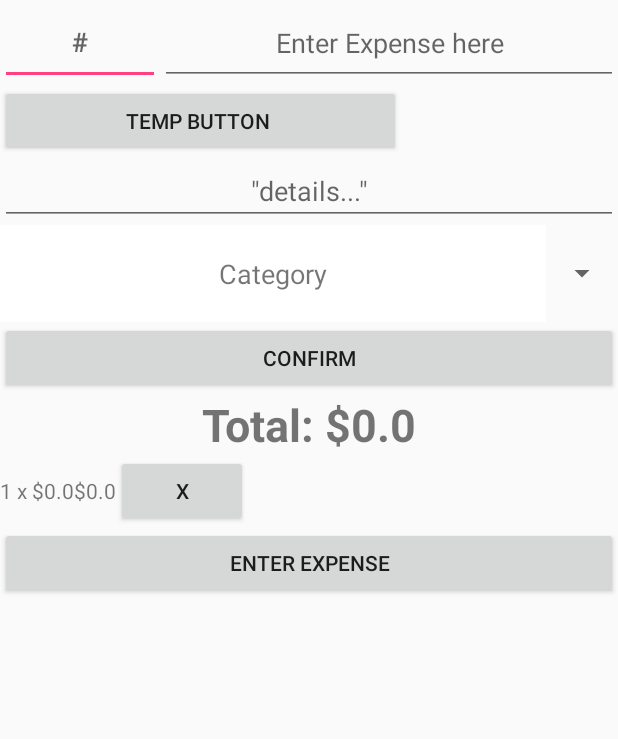
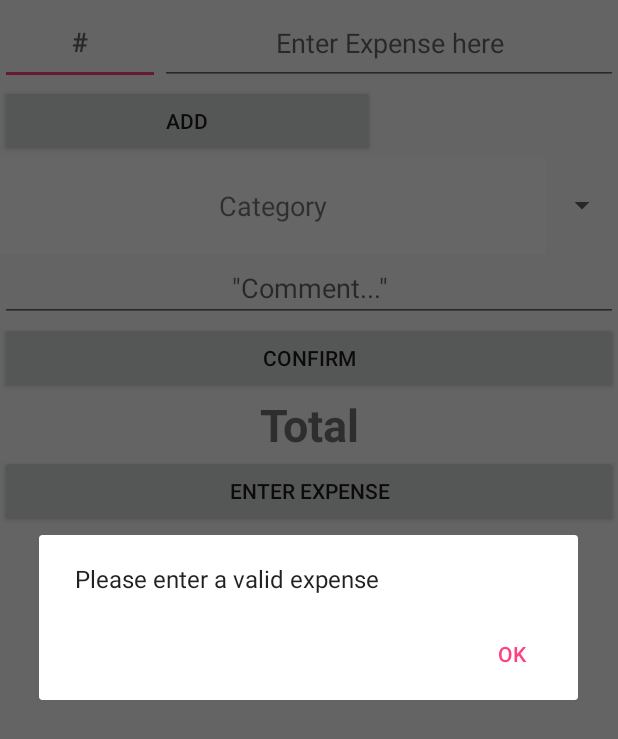
Before and after one commit to sobotadom/Enactus, an Android app: the Expense screen opened directly, with no data from a screen before it, after a tap on "CONFIRM", on a phone screen of 412 x 824 dp. Shown: the top 739 px of the screen. Run offline under Robolectric (Android 15) with nearby library versions, the phone set to English and light mode, and no system bars; 2 other taps on this screen came first.

Commit message:
Got the Expense activity to be fully validated, so no more crashing Still working on Tuple ArrayList stuff but im almost done Design is still a little ugly but ill fix that later

```diff
--- a/app/src/main/java/enactus/budget/enactus/Expense.java
+++ b/app/src/main/java/enactus/budget/enactus/Expense.java
@@ -43,6 +43,7 @@ public class Expense  extends Activity{
     private double subtotal, expense , total;
     private ArrayList<Quintet<Date,Double,Integer,String,String>> tuples;
     private int number, finalindex;
+    private boolean isValidExpense;
     @Override
     public void onCreate(Bundle savedInstanceState){
 
@@ -53,10 +54,15 @@ public class Expense  extends Activity{
         expense = 0;
         total = 0;
         finalindex = 0;
+        category = "Category";
+        isValidExpense = false;
 
 
-        //Configure drop down menu for categories
-        //final Spinner spinner =  findViewById(R.id.spinner);
+        /**
+         *      Configure drop down menu for categories
+         */
+
+
 
         final String[] categories = new String[]{
                 "Category",
@@ -118,11 +124,34 @@ public class Expense  extends Activity{
         adapter.setDropDownViewResource(R.layout.spinner_item);
 
 
+        /**
+         *
+         *
+         * SETUP for popup message for vvalidation
+         */
+
+
+        final AlertDialog.Builder builder1 = new AlertDialog.Builder(this);
+        builder1.setCancelable(true);
+        builder1.setPositiveButton(
+                "Ok",
+                new DialogInterface.OnClickListener() {
+                    public void onClick(DialogInterface dialog, int id) {
+                        dialog.cancel();
+                    }
+                });
+
+
+
 
         /*
-
+            end spinner and popup config
         */
         //---------------------------------------------------------------
+
+
+
+
 
         //get expense value
         Button btnadd = findViewById(R.id.btnadd);
@@ -135,17 +164,15 @@ public class Expense  extends Activity{
 
 
 
-        //display expense value * tax
-
 
         /***
          *
-         * Im planning on replacing this button with just an edit text text change listener b
+         * Im planning on replacing this button with just an edit text text change listener but thats just cosmetic
          */
         btnadd.setOnClickListener(new View.OnClickListener() {
             @Override
             public void onClick(View v) {
-                expense= Double.parseDouble(expenseinput.getText().toString());
+
 
                 //number validation
                 if( num.getText().toString().equals("")){
@@ -154,50 +181,102 @@ public class Expense  extends Activity{
                 else{
                     number = Integer.parseInt(num.getText().toString());
                 }
+
+                //expense validation, minumum one cent
+                String temp = expenseinput.getText().toString();
+                if (temp.matches("")){
+                    //invalid
+
+                    Log.e("BTNADD", "EXPENSE NOT ENTERED");
+                    builder1.setMessage("Please enter an expense");
+                    AlertDialog alert11 = builder1.create();
+                    alert11.show();
+                }
+                else if(Double.parseDouble(temp) < 0.01) {
+                    //invalid
+
+                    Log.e("BTNADD","EXPENSE LESS THAN 1 CENT");
+                    builder1.setMessage("Please enter at least $0.01");
+                    AlertDialog alert11 = builder1.create();
+                    alert11.show();
+                }
+                else {
+                    //valid
+                    isValidExpense = true;
+                    expense= Double.parseDouble(temp);
                     subtotal = Math.round(number * expense * 100.0) / 100.0;
-                Log.d("CALCULATE", String.format("%.2f",subtotal));
+                    Log.d("BTNADD", String.format("%.2f",subtotal));
                     expenseStr = "$ " + String.format("%.2f",subtotal);
                     expenseoutput.setText(expenseStr);
+                }
+
+
+
             }
         });
 
 
-        //Enter expense into total and reset expense
+        //Enter expense into tuples and reset expense
         btnconfirm.setOnClickListener(new View.OnClickListener() {
             @Override
             public void onClick(View v) {
 
+                if(!isValidExpense){
+                    Log.e("BTNCONFIRM", "INVALID EXPENSE");
+                    builder1.setMessage("Please enter a valid expense");
+                    AlertDialog alert11 = builder1.create();
+                    alert11.show();
+                }
+                else{
 
                     final TableLayout entries = findViewById(R.id.entries);
                     final TableRow newEntry = new TableRow(btnconfirm.getContext());
 
-               // TextView entryNumber = new TextView(btnconfirm.getContext());
-               // entryNumber.setText(finalindex);
-               // newEntry.addView(entryNumber);
-               // finalindex++;
 
-                //show sub total
+
+
+                    /***
+                     * category validation
+                     */
+                    if(category.equals("Category")){
+                        Log.e("BTNCONFIRM", "CATEGORY NOT SELECTED");
+                        builder1.setMessage("Please enter a category");
+                        AlertDialog alert11 = builder1.create();
+                        alert11.show();
+                    }
+                    else{
+                        TextView newCat = new TextView(btnconfirm.getContext());
+                        newCat.setText(category);
+
+                        //comment can be empty, so no validation needed
+                        TextView newComment = new TextView(btnconfirm.getContext());
+                        comment = commented.getText().toString();
+                        newComment.setText(comment);
+
+
+                        //show number and expense
                         TextView txt = new TextView(btnconfirm.getContext());
                         String entry = number + " x $" + expense;
                         txt.setText(entry);
                         newEntry.addView(txt);
 
-
+                        //show subtotal
                         TextView txt2 = new TextView(btnconfirm.getContext());
                         String strsubtotal = "$" + subtotal;
                         txt2.setText(strsubtotal);
                         newEntry.addView(txt2);
 
 
-                //set up subtotal category selection
-                TextView newCat = new TextView(btnconfirm.getContext());
-                newCat.setText(category);
+                        //show category
                         newEntry.addView(newCat);
+
+                        //show comment
+                        newEntry.addView(newComment);
 
 
 
 
-                //remove button
+                        //show remove button
                         final Button newremove = new Button(btnconfirm.getContext());
                         newEntry.addView(newremove);
                         newremove.setText("X");
@@ -237,10 +316,9 @@ public class Expense  extends Activity{
 
 
 
-
-
+                        //ADD THIS NEW VALID ENTRY TO TABLE OF ENTRIES
                         entries.addView(newEntry);
-
+                        //INCREASE THE OVERALL TOTAL BY THE SUBTOTAL(NUMBER * EXPENSE)
                         total += subtotal;
 
 
@@ -255,11 +333,14 @@ public class Expense  extends Activity{
                          *
                          */
                         Date currentDay = Calendar.getInstance().getTime();
-                comment = commented.getText().toString();
+
 
                         Quintet<Date, Double, Integer, String, String> tuple = new Quintet<>(currentDay,expense,number,category,comment);
                         tuples.add(tuple);
                         Log.i("TUPLES", "ADDED NEW TUPLE IN EXPENSE.JAVA < " + currentDay + " " +  expense + " " + number + " " + category + " " + comment + " >");
+
+
+
 
 
 
@@ -271,14 +352,18 @@ public class Expense  extends Activity{
                         commented.setText("");
                         spin.setAdapter(null);
                         spin.setAdapter(adapter);
-
+                        category = "Category";
                         expense = 0.0;
                         subtotal = 0.0;
-
+                        isValidExpense = false;
                         TextView totalstr = findViewById(R.id.total);
                         totalstr.setText("Total: $" + total);
 
 
+
+                    }
+
+                }
 
 
 
--- a/app/src/main/res/layout/expense.xml
+++ b/app/src/main/res/layout/expense.xml
@@ -53,7 +53,7 @@
                 android:layout_width="wrap_content"
                 android:layout_height="wrap_content"
                 android:layout_weight="1"
-                android:text="temp button " />
+                android:text="Add" />
 
             <TextView
                 android:id="@+id/expenseoutput"
@@ -65,21 +65,21 @@
                 android:textStyle="bold" />
         </LinearLayout>
 
+        <Spinner
+            android:id="@+id/spinner"
+            android:layout_width="match_parent"
+            android:layout_height="wrap_content"
+            android:layout_weight="1" />
+
         <EditText
             android:id="@+id/com"
             android:layout_width="match_parent"
             android:layout_height="wrap_content"
             android:layout_weight="1"
             android:ems="10"
-            android:hint='"details..."'
+            android:hint='"Comment..."'
             android:inputType="textPersonName"
             android:textAlignment="center" />
-
-        <Spinner
-            android:id="@+id/spinner"
-            android:layout_width="match_parent"
-            android:layout_height="wrap_content"
-            android:layout_weight="1" />
 
         <Button
             android:id="@+id/btnconfirm"
```
Lines whose indentation alone changed are shown as unchanged.
